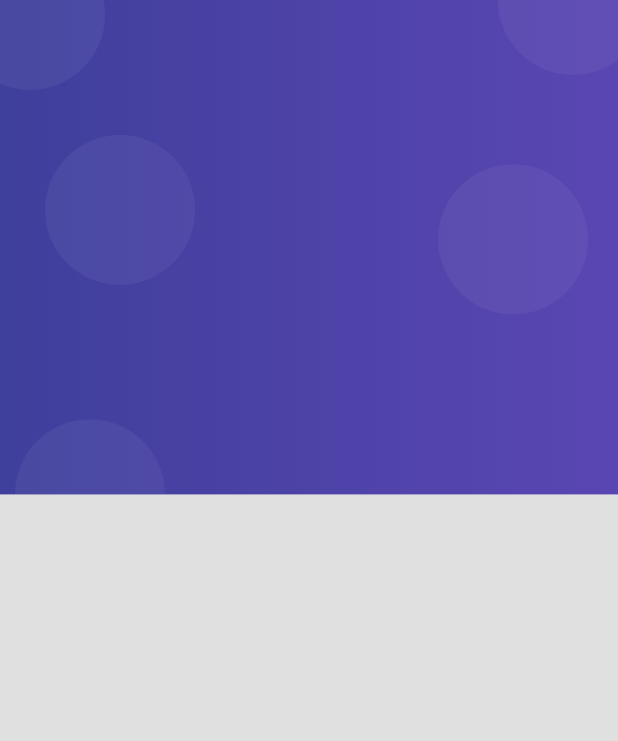
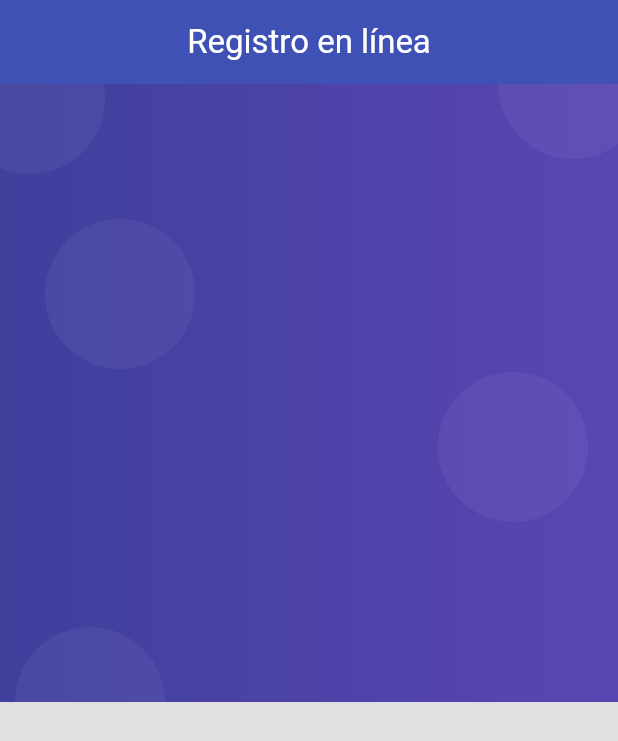
Before and after one commit to CristianBonilla/manage_student_credits_mobile, a Flutter app: the screen it shows after launch, on a phone screen of 412 x 824 dp. Shown: the top 741 px of the screen. Run offline on Flutter 3.47's test engine with Material 3 defaults, Android fonts, the phone set to English and light mode, and no system bars.

Commit message:
:construction: App bar added to home screen

```diff
--- a/lib/main.dart
+++ b/lib/main.dart
@@ -22,6 +22,11 @@ class MainApp extends StatelessWidget {
       },
       theme: ThemeData.light().copyWith(
         scaffoldBackgroundColor: Colors.grey[300],
+        appBarTheme: AppBarTheme(
+          elevation: 0,
+          color: Colors.indigo,
+          centerTitle: true,
+        ),
       ),
     );
   }
--- a/lib/screens/home_screen.dart
+++ b/lib/screens/home_screen.dart
@@ -6,6 +6,11 @@ class HomeScreen extends StatelessWidget {
 
   @override
   Widget build(BuildContext context) {
-    return Scaffold(body: Background());
+    return Scaffold(
+      appBar: AppBar(
+        title: Text('Registro en línea', style: TextStyle(color: Colors.white)),
+      ),
+      body: Background(),
+    );
   }
 }
--- a/lib/widgets/background.dart
+++ b/lib/widgets/background.dart
@@ -20,7 +20,7 @@ class _PurpleBox extends StatelessWidget {
 
     return Container(
       width: double.infinity,
-      height: size.height * 0.4,
+      height: size.height * 0.5,
       decoration: _purpleBackground(),
       child: Stack(
         children: [
```
